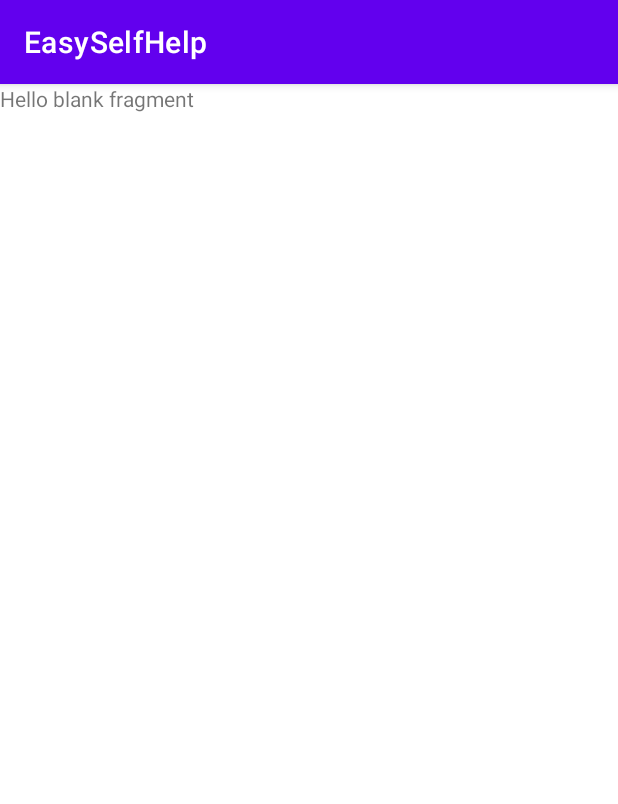
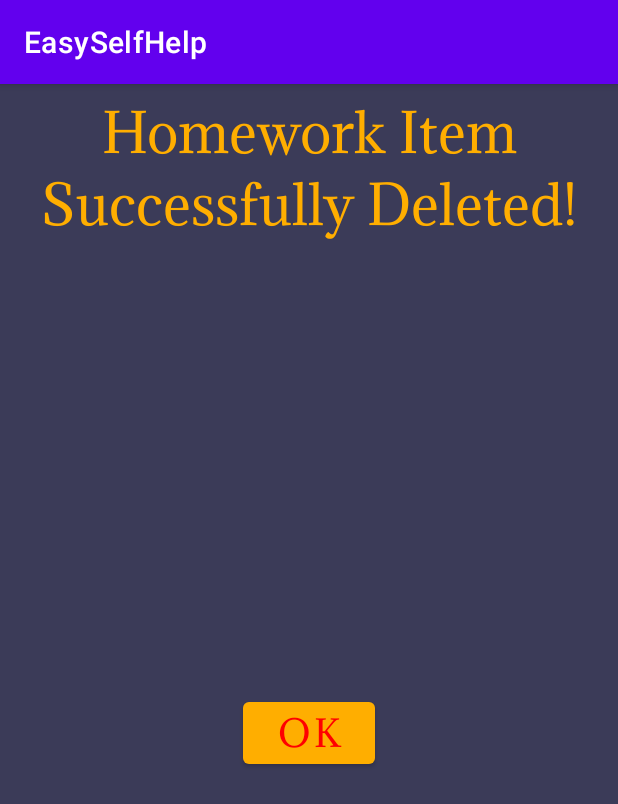
Before and after one commit to matkoskya24/EasySelfHelp, an Android app: the fragment HomeworkItemDeleteFragment placed in its activity, on a phone screen of 412 x 824 dp. Shown: the top 804 px of the screen. Run offline under Robolectric (Android 15) with nearby library versions, the phone set to English and light mode, and no system bars; Roboto replaces fonts that are not available here; 1 statement that could not run was skipped.

```diff
--- a/app/src/main/java/com/example/easyselfhelp/AddHomeworkItemFragment.kt
+++ b/app/src/main/java/com/example/easyselfhelp/AddHomeworkItemFragment.kt
@@ -22,10 +22,12 @@ class AddHomeworkItemFragment : Fragment() {
         val rootview = binding.root
         binding.submitHomeworkButton.setOnClickListener {
             val assignmentName = binding.assignmentNameEditText.text.toString()
-            val dueDate = "${binding.dueMonthEditText.text}-${binding.dueMonthEditText.text}-${binding.dueYearEditText.text}".toString()
+            val dueDate = "${binding.dueMonthEditText.text}-${binding.dueDayEditText.text}-${binding.dueYearEditText.text}".toString()
             var highPriority: Boolean = false
             if(binding.highPriorityYes.isChecked){
                 highPriority = true
+            }else if(binding.highPriorityNo.isChecked){
+                highPriority = false
             }
             val resultBundle = bundleOf()
             resultBundle.putString("homeworkAssignmentName", assignmentName)
--- a/app/src/main/java/com/example/easyselfhelp/BudgetItemDeleteFragment.kt
+++ b/app/src/main/java/com/example/easyselfhelp/BudgetItemDeleteFragment.kt
@@ -29,5 +29,9 @@ class BudgetItemDeleteFragment : Fragment() {
 
         return rootView
     }
+    override fun onDestroyView() {
+        super.onDestroyView()
+        _binding = null
+    }
 
 }
--- a/app/src/main/java/com/example/easyselfhelp/HomeworkItemDeleteFragment.kt
+++ b/app/src/main/java/com/example/easyselfhelp/HomeworkItemDeleteFragment.kt
@@ -5,55 +5,31 @@ import androidx.fragment.app.Fragment
 import android.view.LayoutInflater
 import android.view.View
 import android.view.ViewGroup
+import androidx.fragment.app.activityViewModels
+import androidx.navigation.findNavController
+import com.example.easyselfhelp.databinding.FragmentHomeworkItemDeleteBinding
 
-// TODO: Rename parameter arguments, choose names that match
-// the fragment initialization parameters, e.g. ARG_ITEM_NUMBER
-private const val ARG_PARAM1 = "param1"
-private const val ARG_PARAM2 = "param2"
 
-/**
- * A simple [Fragment] subclass.
- * Use the [HomeworkItemDeleteFragment.newInstance] factory method to
- * create an instance of this fragment.
- */
 class HomeworkItemDeleteFragment : Fragment() {
-    // TODO: Rename and change types of parameters
-    private var param1: String? = null
-    private var param2: String? = null
-
-    override fun onCreate(savedInstanceState: Bundle?) {
-        super.onCreate(savedInstanceState)
-        arguments?.let {
-            param1 = it.getString(ARG_PARAM1)
-            param2 = it.getString(ARG_PARAM2)
-        }
-    }
-
+    private var _binding: FragmentHomeworkItemDeleteBinding? = null
+    private val viewModel: HomeworkItemViewModel by activityViewModels()
+    val binding get() = _binding!!
     override fun onCreateView(
         inflater: LayoutInflater, container: ViewGroup?,
         savedInstanceState: Bundle?
     ): View? {
-        // Inflate the layout for this fragment
-        return inflater.inflate(R.layout.fragment_homework_item_delete, container, false)
+        _binding = FragmentHomeworkItemDeleteBinding.inflate(inflater, container, false)
+        val rootview = binding.root
+        val args = HomeworkItemDeleteFragmentArgs.fromBundle(requireArguments())
+        binding.homeworkDeleteAcknowledgeButton.setOnClickListener {
+            viewModel.removeFromList(args.id)
+            rootview.findNavController().navigateUp()
+        }
+        return rootview
+    }
+    override fun onDestroyView() {
+        super.onDestroyView()
+        _binding = null
     }
 
-    companion object {
-        /**
-         * Use this factory method to create a new instance of
-         * this fragment using the provided parameters.
-         *
-         * @param param1 Parameter 1.
-         * @param param2 Parameter 2.
-         * @return A new instance of fragment HomeworkItemDeleteFragment.
-         */
-        // TODO: Rename and change types and number of parameters
-        @JvmStatic
-        fun newInstance(param1: String, param2: String) =
-            HomeworkItemDeleteFragment().apply {
-                arguments = Bundle().apply {
-                    putString(ARG_PARAM1, param1)
-                    putString(ARG_PARAM2, param2)
-                }
-            }
-    }
 }
--- a/app/src/main/java/com/example/easyselfhelp/HomeworkItemViewHolder.kt
+++ b/app/src/main/java/com/example/easyselfhelp/HomeworkItemViewHolder.kt
@@ -3,6 +3,7 @@ package com.example.easyselfhelp
 import androidx.navigation.findNavController
 import androidx.recyclerview.widget.RecyclerView
 import com.example.easyselfhelp.databinding.HomeworkItemLayoutBinding
+
 
 class HomeworkItemViewHolder(val binding:HomeworkItemLayoutBinding):RecyclerView.ViewHolder(binding.root) {
     private lateinit var currentHomeworkItem: HomeworkItem
@@ -11,8 +12,8 @@ class HomeworkItemViewHolder(val binding:HomeworkItemLayoutBinding):RecyclerView
         if(!currentHomeworkItem.isCompleted){
             binding.homeworkNameViewRecycler.text = currentHomeworkItem.assignmentName
             binding.dueDateViewRecycler.text = currentHomeworkItem.assignmentDueDate
-            if (currentHomeworkItem.highPriority){
-                binding.highPriorityView.text = R.string.high_priority_no_question.toString()
+            if (currentHomeworkItem.highPriority == true){
+                binding.highPriorityView.text = "HIGH PRIORITY"
             }
         }
     }
--- a/app/src/main/res/layout/fragment_add_homework_item.xml
+++ b/app/src/main/res/layout/fragment_add_homework_item.xml
@@ -21,7 +21,7 @@
         android:id="@+id/assignment_name_edit_text"
         style="@style/edit_text_style"
         android:layout_marginTop="@dimen/main_menu_button_margin"
-        android:text="@string/homework_edit_text_one"
+        android:hint="@string/homework_edit_text_one"
         app:layout_constraintBottom_toTopOf="@+id/constraintLayout"
         app:layout_constraintStart_toStartOf="parent"
         app:layout_constraintTop_toBottomOf="@+id/textView8" />
--- a/app/src/main/res/layout/fragment_budget_fragment.xml
+++ b/app/src/main/res/layout/fragment_budget_fragment.xml
@@ -4,7 +4,7 @@
     xmlns:app="http://schemas.android.com/apk/res-auto"
     style="@style/layout_style"
     android:backgroundTint="@color/money_green"
-    tools:context=".budget_fragment">
+  >
 
     <androidx.recyclerview.widget.RecyclerView
         style="@style/recycler_view_style"
--- a/app/src/main/res/layout/fragment_homework_item_delete.xml
+++ b/app/src/main/res/layout/fragment_homework_item_delete.xml
@@ -1,14 +1,27 @@
 <?xml version="1.0" encoding="utf-8"?>
-<FrameLayout xmlns:android="http://schemas.android.com/apk/res/android"
+<androidx.constraintlayout.widget.ConstraintLayout xmlns:android="http://schemas.android.com/apk/res/android"
+    xmlns:app="http://schemas.android.com/apk/res-auto"
     xmlns:tools="http://schemas.android.com/tools"
-    android:layout_width="match_parent"
-    android:layout_height="match_parent"
+    style="@style/layout_style"
+    android:backgroundTint="@color/space_cadet"
     tools:context=".HomeworkItemDeleteFragment">
 
-    <!-- TODO: Update blank fragment layout -->
     <TextView
-        android:layout_width="match_parent"
-        android:layout_height="match_parent"
-        android:text="@string/hello_blank_fragment" />
+        android:id="@+id/textView10"
+        style="@style/delete_title_view_style"
+        android:text="@string/homework_item_successfully_deleted"
+        app:layout_constraintEnd_toEndOf="parent"
+        app:layout_constraintStart_toStartOf="parent"
+        app:layout_constraintTop_toTopOf="parent" />
 
-</FrameLayout>
+    <Button
+        android:id="@+id/homework_delete_acknowledge_button"
+        style="@style/acknowledge_button_view_style"
+        app:layout_constraintBottom_toBottomOf="parent"
+        app:layout_constraintEnd_toEndOf="parent"
+        app:layout_constraintStart_toStartOf="parent"
+        app:layout_constraintTop_toBottomOf="@+id/textView10" />
+
+
+
+</androidx.constraintlayout.widget.ConstraintLayout>
--- a/app/src/main/res/layout/fragment_homework_planner_fragment.xml
+++ b/app/src/main/res/layout/fragment_homework_planner_fragment.xml
@@ -3,6 +3,7 @@
     xmlns:app="http://schemas.android.com/apk/res-auto"
     xmlns:tools="http://schemas.android.com/tools"
     style="@style/layout_style"
+    android:backgroundTint="@color/space_cadet"
     tools:context=".homework_planner_fragment">
 
     <androidx.recyclerview.widget.RecyclerView
@@ -18,8 +19,8 @@
         android:id="@+id/textView4"
         style="@style/add_item_text_view"
         android:text="@string/add_homework"
-        android:textColor="@color/space_cadet"
-        android:textSize="30sp"
+        android:textColor="@color/gold"
+        android:textSize="@dimen/add_item_title_text_size"
         app:layout_constraintBottom_toBottomOf="parent"
         app:layout_constraintEnd_toStartOf="@+id/add_homework_item_button"
         app:layout_constraintStart_toStartOf="parent"
@@ -28,6 +29,7 @@
     <ImageButton
         android:id="@+id/add_homework_item_button"
         style="@style/add_item_image_button"
+        android:backgroundTint="@color/space_cadet"
         app:layout_constraintBottom_toBottomOf="parent"
         app:layout_constraintEnd_toEndOf="parent"
         app:layout_constraintStart_toEndOf="@+id/textView4"
--- a/app/src/main/res/values/dimens.xml
+++ b/app/src/main/res/values/dimens.xml
@@ -24,4 +24,5 @@
     <dimen name="homework_recyler_date_dimen_one">50dp</dimen>
     <dimen name="homework_year_width">75dp</dimen>
     <dimen name="submit_button_height">60dp</dimen>
+    <dimen name="add_item_title_text_size">30sp</dimen>
 </resources>
--- a/app/src/main/res/values/strings.xml
+++ b/app/src/main/res/values/strings.xml
@@ -37,4 +37,5 @@
     <string name="enter_due_date">Enter Due Date</string>
     <string name="submit_homework_item">SUBMIT HOMEWORK ITEM</string>
     <string name="high_priority_no_question">HIGH PRIORITY</string>
+    <string name="homework_item_successfully_deleted">Homework Item Successfully Deleted!</string>
 </resources>
--- a/app/src/main/res/values/styles.xml
+++ b/app/src/main/res/values/styles.xml
@@ -160,4 +160,21 @@
         <item name="android:fontFamily">@font/adamina</item>
         <item name="android:textSize">@dimen/recycler_text_size_one</item>
     </style>
+    <style name="delete_title_view_style" parent="TextAppearance.AppCompat">
+        <item name="android:layout_width">wrap_content</item>
+        <item name="android:layout_height">wrap_content</item>
+        <item name="android:fontFamily">@font/adamina</item>
+        <item name="android:textAlignment">center</item>
+        <item name="android:textSize">@dimen/add_item_text_view_text_size</item>
+        <item name="android:textColor">@color/gold</item>
+    </style>
+    <style name="acknowledge_button_view_style" parent="TextAppearance.AppCompat">
+        <item name="android:layout_width">wrap_content</item>
+        <item name="android:layout_height">wrap_content</item>
+        <item name="backgroundTint">@color/gold</item>
+        <item name="android:fontFamily">@font/adamina</item>
+        <item name="android:textColor">@color/stop_red</item>
+        <item name="android:text">@string/ok</item>
+        <item name="android:textSize">@dimen/universal_text_size</item>
+    </style>
 </resources>
```
Also changed, not shown: app/src/main/java/com/example/easyselfhelp/HomeworkItemViewModel.kt (+11 -4 lines), app/src/main/java/com/example/easyselfhelp/HomeworkPlannerFragment.kt (+7 -0 lines), app/src/main/res/layout/fragment_budget_item_delete.xml (+2 -8 lines).
